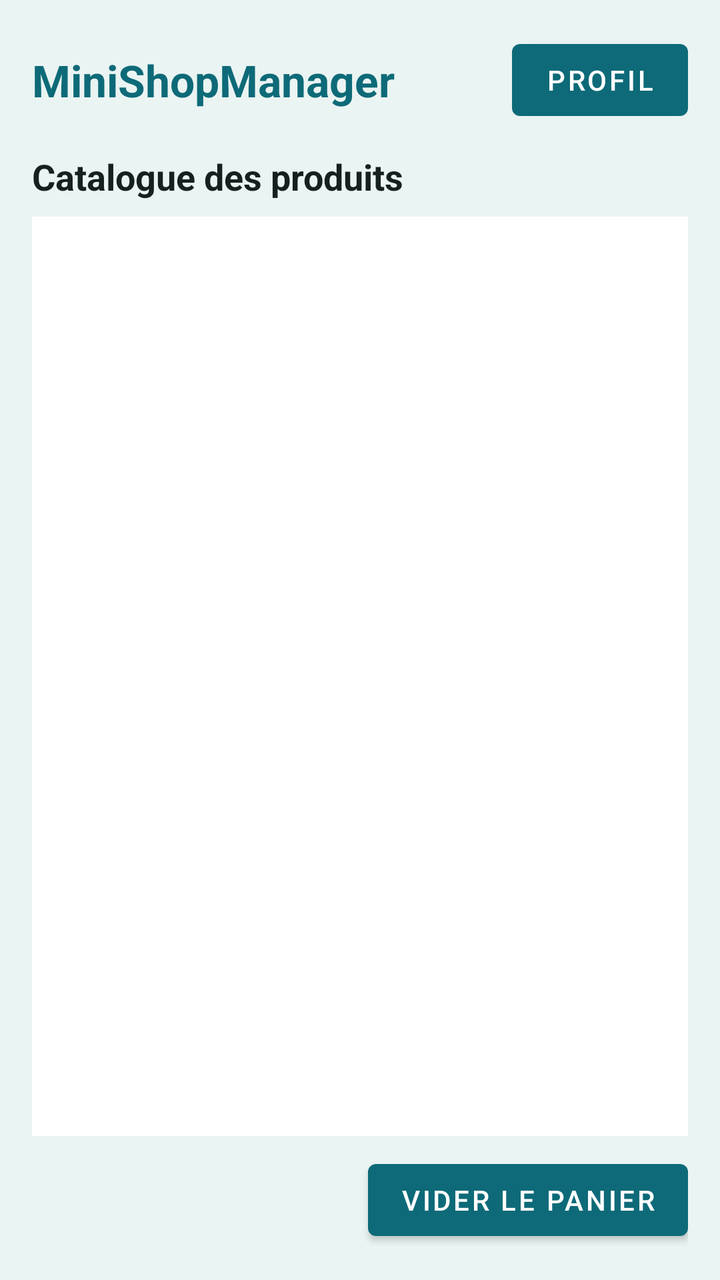
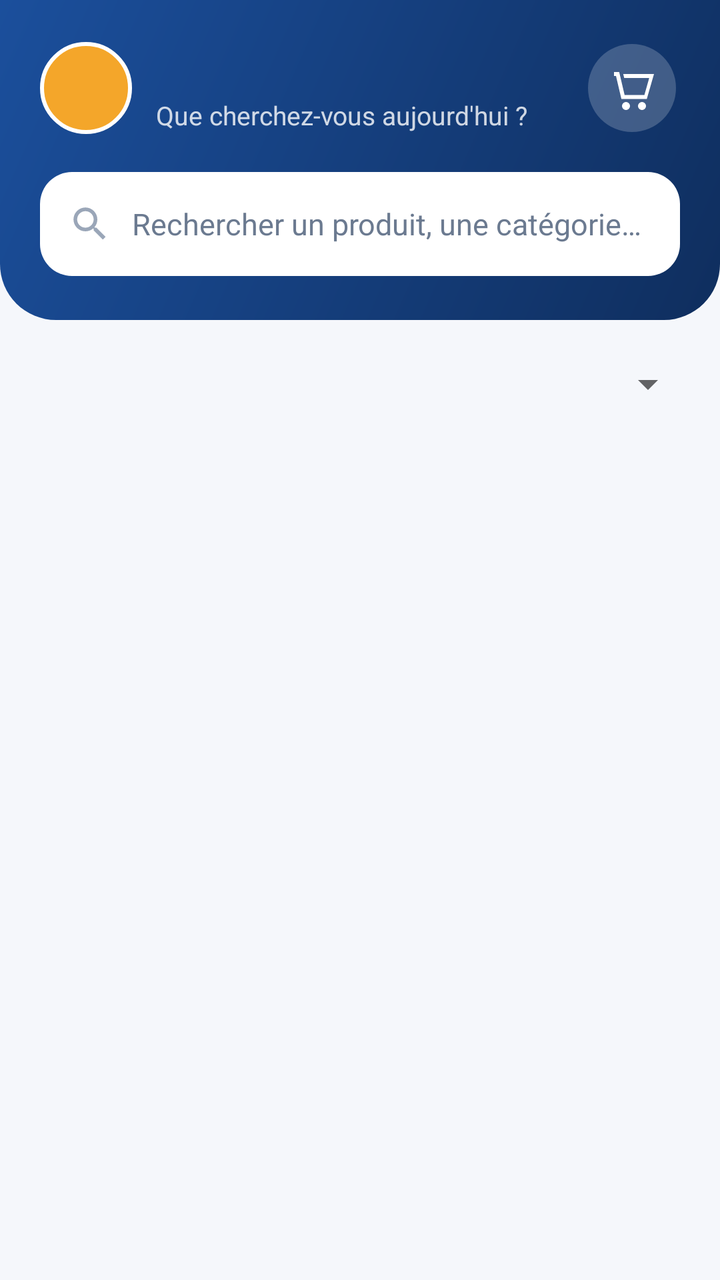

Screens rendered from an Android XML layout before and after an edit, with the pre-edit source and the edit as a unified diff.
<!-- AndroidManifest.xml: application theme Theme.App -->
<!-- res/layout/activity_main.xml -->
<?xml version="1.0" encoding="utf-8"?>
<LinearLayout xmlns:android="http://schemas.android.com/apk/res/android"
    android:layout_width="match_parent"
    android:layout_height="match_parent"
    android:background="@color/fond_catalogue"
    android:orientation="vertical"
    android:padding="16dp">

    
    <LinearLayout
        android:layout_width="match_parent"
        android:layout_height="wrap_content"
        android:gravity="center_vertical"
        android:orientation="horizontal">

        <TextView
            android:id="@+id/tvTitre"
            android:layout_width="0dp"
            android:layout_height="wrap_content"
            android:layout_weight="1"
            android:text="@string/app_name"
            android:textColor="@color/primary"
            android:textSize="22sp"
            android:textStyle="bold" />

        <Button
            android:id="@+id/btnSuivant"
            android:layout_width="wrap_content"
            android:layout_height="wrap_content"
            android:text="@string/btn_suivant" />
    </LinearLayout>

    <TextView
        android:id="@+id/tvCatalogue"
        android:layout_width="wrap_content"
        android:layout_height="wrap_content"
        android:layout_marginTop="12dp"
        android:layout_marginBottom="8dp"
        android:text="@string/titre_catalogue"
        android:textColor="@color/texte"
        android:textSize="18sp"
        android:textStyle="bold" />

    
    <ListView
        android:id="@+id/listViewProduits"
        android:layout_width="match_parent"
        android:layout_height="0dp"
        android:layout_weight="1"
        android:background="@color/white"
        android:divider="@color/fond_catalogue"
        android:dividerHeight="2dp" />

    
    <LinearLayout
        android:layout_width="match_parent"
        android:layout_height="wrap_content"
        android:layout_marginTop="8dp"
        android:gravity="center_vertical"
        android:orientation="horizontal">

        <TextView
            android:id="@+id/tvPanier"
            android:layout_width="0dp"
            android:layout_height="wrap_content"
            android:layout_weight="1"
            android:textColor="@color/texte"
            android:textStyle="bold" />

        <Button
            android:id="@+id/btnVider"
            android:layout_width="wrap_content"
            android:layout_height="wrap_content"
            android:text="@string/btn_vider" />
    </LinearLayout>
</LinearLayout>
<!-- resources referenced by this layout -->
<resources>
  <color name="fond_catalogue">#EAF4F2</color>
  <color name="primary">#0E6A78</color>
  <color name="texte">#15211F</color>
  <string name="app_name">MiniShopManager</string>
  <string name="btn_suivant">Profil</string>
  <string name="btn_vider">Vider le panier</string>
  <string name="titre_catalogue">Catalogue des produits</string>
  <style name="Theme.App" parent="Theme.MaterialComponents.DayNight.DarkActionBar">
          <item name="colorPrimary">@color/primary</item>
          <item name="colorPrimaryVariant">@color/primary_dark</item>
          <item name="colorOnPrimary">@color/white</item>
          <item name="colorSecondary">@color/accent</item>
          <item name="colorOnSecondary">@color/texte</item>
      </style>
  <color name="primary_dark">#0A4F59</color>
  <color name="accent">#E9A23B</color>
  <!-- unchanged entries left out for length: 1 -->
</resources>

<!-- the commit's change to res/layout/activity_main.xml (unified diff, before → after) -->
@@ -1,76 +1,247 @@
 <?xml version="1.0" encoding="utf-8"?>
 <LinearLayout xmlns:android="http://schemas.android.com/apk/res/android"
+    xmlns:app="http://schemas.android.com/apk/res-auto"
     android:layout_width="match_parent"
     android:layout_height="match_parent"
-    android:background="@color/fond_catalogue"
-    android:orientation="vertical"
-    android:padding="16dp">
+    android:background="@color/fond"
+    android:orientation="vertical">
+
+    
+    <LinearLayout
+        android:layout_width="match_parent"
+        android:layout_height="wrap_content"
+        android:background="@drawable/bg_entete"
+        android:orientation="vertical"
+        android:paddingStart="20dp"
+        android:paddingTop="20dp"
+        android:paddingEnd="20dp"
+        android:paddingBottom="22dp">
+
+        <LinearLayout
+            android:layout_width="match_parent"
+            android:layout_height="wrap_content"
+            android:gravity="center_vertical"
+            android:orientation="horizontal">
+
+            <FrameLayout
+                android:id="@+id/btnProfil"
+                android:layout_width="46dp"
+                android:layout_height="46dp"
+                android:background="@drawable/bg_avatar"
+                android:clickable="true"
+                android:focusable="true">
+
+                <TextView
+                    android:id="@+id/tvAvatar"
+                    android:layout_width="wrap_content"
+                    android:layout_height="wrap_content"
+                    android:layout_gravity="center"
+                    android:fontFamily="sans-serif-black"
+                    android:textColor="@color/encre"
+                    android:textSize="16sp" />
+            </FrameLayout>
+
+            <LinearLayout
+                android:layout_width="0dp"
+                android:layout_height="wrap_content"
+                android:layout_marginStart="12dp"
+                android:layout_weight="1"
+                android:orientation="vertical">
+
+                <TextView
+                    android:id="@+id/tvBonjour"
+                    android:layout_width="wrap_content"
+                    android:layout_height="wrap_content"
+                    android:fontFamily="sans-serif-black"
+                    android:textColor="@color/white"
+                    android:textSize="20sp" />
+
+                <TextView
+                    android:layout_width="wrap_content"
+                    android:layout_height="wrap_content"
+                    android:alpha="0.8"
+                    android:text="@string/question_accueil"
+                    android:textColor="@color/white"
+                    android:textSize="13sp" />
+            </LinearLayout>
+
+            <FrameLayout
+                android:id="@+id/btnPanier"
+                android:layout_width="48dp"
+                android:layout_height="48dp"
+                android:clickable="true"
+                android:focusable="true">
+
+                <ImageView
+                    android:layout_width="44dp"
+                    android:layout_height="44dp"
+                    android:layout_gravity="center"
+                    android:background="@drawable/bg_cercle_translucide"
+                    android:contentDescription="@string/mon_panier"
+                    android:padding="10dp"
+                    android:src="@drawable/ic_cart" />
+
+                <TextView
+                    android:id="@+id/tvBadge"
+                    android:layout_width="wrap_content"
+                    android:layout_height="20dp"
+                    android:layout_gravity="top|end"
+                    android:background="@drawable/bg_badge"
+                    android:gravity="center"
+                    android:minWidth="20dp"
+                    android:paddingStart="4dp"
+                    android:paddingEnd="4dp"
+                    android:textColor="@color/encre"
+                    android:textSize="10sp"
+                    android:textStyle="bold"
+                    android:visibility="gone" />
+            </FrameLayout>
+        </LinearLayout>
+
+        
+        <LinearLayout
+            android:layout_width="match_parent"
+            android:layout_height="52dp"
+            android:layout_marginTop="18dp"
+            android:background="@drawable/bg_recherche"
+            android:gravity="center_vertical"
+            android:orientation="horizontal"
+            android:paddingStart="14dp"
+            android:paddingEnd="6dp">
+
+            <ImageView
+                android:layout_width="22dp"
+                android:layout_height="22dp"
+                android:contentDescription="@null"
+                android:src="@drawable/ic_search" />
+
+            <EditText
+                android:id="@+id/etRecherche"
+                android:layout_width="0dp"
+                android:layout_height="match_parent"
+                android:layout_marginStart="10dp"
+                android:layout_weight="1"
+                android:background="@null"
+                android:hint="@string/hint_recherche"
+                android:imeOptions="actionSearch"
+                android:inputType="text"
+                android:maxLines="1"
+                android:textColor="@color/encre"
+                android:textColorHint="@color/gris"
+                android:textSize="15sp" />
+
+            <ImageButton
+                android:id="@+id/btnEffacer"
+                android:layout_width="40dp"
+                android:layout_height="40dp"
+                android:background="?attr/selectableItemBackgroundBorderless"
+                android:contentDescription="@string/annuler"
+                android:src="@drawable/ic_close"
+                android:visibility="gone" />
+        </LinearLayout>
+    </LinearLayout>
+
+    
+    <HorizontalScrollView
+        android:layout_width="match_parent"
+        android:layout_height="wrap_content"
+        android:layout_marginTop="12dp"
+        android:clipToPadding="false"
+        android:paddingStart="16dp"
+        android:paddingEnd="16dp"
+        android:scrollbars="none">
+
+        <com.google.android.material.chip.ChipGroup
+            android:id="@+id/chipCategories"
+            android:layout_width="wrap_content"
+            android:layout_height="wrap_content"
+            app:selectionRequired="true"
+            app:singleLine="true"
+            app:singleSelection="true" />
+    </HorizontalScrollView>
 
     
     <LinearLayout
         android:layout_width="match_parent"
         android:layout_height="wrap_content"
         android:gravity="center_vertical"
-        android:orientation="horizontal">
+        android:orientation="horizontal"
+        android:paddingStart="20dp"
+        android:paddingEnd="12dp">
 
         <TextView
-            android:id="@+id/tvTitre"
+            android:id="@+id/tvResultats"
+            style="@style/Texte.Section"
             android:layout_width="0dp"
             android:layout_height="wrap_content"
-            android:layout_weight="1"
-            android:text="@string/app_name"
-            android:textColor="@color/primary"
-            android:textSize="22sp"
-            android:textStyle="bold" />
-
-        <Button
-            android:id="@+id/btnSuivant"
+            android:layout_weight="1" />
+
+        <Spinner
+            android:id="@+id/spTri"
             android:layout_width="wrap_content"
-            android:layout_height="wrap_content"
-            android:text="@string/btn_suivant" />
+            android:layout_height="40dp" />
     </LinearLayout>
 
-    <TextView
-        android:id="@+id/tvCatalogue"
-        android:layout_width="wrap_content"
-        android:layout_height="wrap_content"
-        android:layout_marginTop="12dp"
-        android:layout_marginBottom="8dp"
-        android:text="@string/titre_catalogue"
-        android:textColor="@color/texte"
-        android:textSize="18sp"
-        android:textStyle="bold" />
-
-    
-    <ListView
-        android:id="@+id/listViewProduits"
+    
+    <FrameLayout
         android:layout_width="match_parent"
         android:layout_height="0dp"
-        android:layout_weight="1"
-        android:background="@color/white"
-        android:divider="@color/fond_catalogue"
-        android:dividerHeight="2dp" />
-
-    
-    <LinearLayout
-        android:layout_width="match_parent"
-        android:layout_height="wrap_content"
-        android:layout_marginTop="8dp"
-        android:gravity="center_vertical"
-        android:orientation="horizontal">
-
-        <TextView
-            android:id="@+id/tvPanier"
-            android:layout_width="0dp"
-            android:layout_height="wrap_content"
-            android:layout_weight="1"
-            android:textColor="@color/texte"
-            android:textStyle="bold" />
-
-        <Button
-            android:id="@+id/btnVider"
-            android:layout_width="wrap_content"
-            android:layout_height="wrap_content"
-            android:text="@string/btn_vider" />
-    </LinearLayout>
+        android:layout_weight="1">
+
+        <GridView
+            android:id="@+id/gridProduits"
+            android:layout_width="match_parent"
+            android:layout_height="match_parent"
+            android:clipToPadding="false"
+            android:horizontalSpacing="12dp"
+            android:listSelector="@android:color/transparent"
+            android:numColumns="2"
+            android:paddingStart="16dp"
+            android:paddingTop="4dp"
+            android:paddingEnd="16dp"
+            android:paddingBottom="24dp"
+            android:scrollbars="none"
+            android:stretchMode="columnWidth"
+            android:verticalSpacing="12dp" />
+
+        <LinearLayout
+            android:id="@+id/layoutVide"
+            android:layout_width="match_parent"
+            android:layout_height="match_parent"
+            android:gravity="center"
+            android:orientation="vertical"
+            android:padding="32dp"
+            android:visibility="gone">
+
+            <ImageView
+                android:layout_width="140dp"
+                android:layout_height="140dp"
+                android:contentDescription="@null"
+                android:src="@drawable/ill_recherche_vide" />
+
+            <TextView
+                style="@style/Texte.Section"
+                android:layout_width="wrap_content"
+                android:layout_height="wrap_content"
+                android:layout_marginTop="12dp"
+                android:text="@string/aucun_resultat" />
+
+            <TextView
+                android:layout_width="wrap_content"
+                android:layout_height="wrap_content"
+                android:layout_marginTop="4dp"
+                android:gravity="center"
+                android:text="@string/aucun_resultat_detail"
+                android:textColor="@color/gris" />
+
+            <com.google.android.material.button.MaterialButton
+                android:id="@+id/btnReinitialiser"
+                style="@style/Widget.MaterialComponents.Button.TextButton"
+                android:layout_width="wrap_content"
+                android:layout_height="wrap_content"
+                android:layout_marginTop="8dp"
+                android:text="@string/reinitialiser"
+                android:textAllCaps="false" />
+        </LinearLayout>
+    </FrameLayout>
 </LinearLayout>
<!-- resource entries referenced after the edit -->
@@ -1,21 +1,117 @@
 <!-- resources referenced by this layout -->
 <resources>
-  <color name="fond_catalogue">#EAF4F2</color>
-  <color name="primary">#0E6A78</color>
-  <color name="texte">#15211F</color>
-  <string name="app_name">MiniShopManager</string>
-  <string name="btn_suivant">Profil</string>
-  <string name="btn_vider">Vider le panier</string>
-  <string name="titre_catalogue">Catalogue des produits</string>
-  <style name="Theme.App" parent="Theme.MaterialComponents.DayNight.DarkActionBar">
-          <item name="colorPrimary">@color/primary</item>
-          <item name="colorPrimaryVariant">@color/primary_dark</item>
+  <color name="encre">#14213D</color>
+  <color name="fond">#F5F7FB</color>
+  <color name="gris">#6B7A90</color>
+  <!-- drawable bg_avatar (drawable) -->
+  <?xml version="1.0" encoding="utf-8"?>
+  <shape xmlns:android="http://schemas.android.com/apk/res/android" android:shape="oval">
+      <solid android:color="@color/safran" />
+      <stroke android:width="2dp" android:color="@color/white" />
+  </shape>
+  <!-- drawable bg_badge (drawable) -->
+  <?xml version="1.0" encoding="utf-8"?>
+  <shape xmlns:android="http://schemas.android.com/apk/res/android" android:shape="oval">
+      <solid android:color="@color/safran" />
+      <stroke android:width="2dp" android:color="@color/bleu_sbs" />
+  </shape>
+  <!-- drawable bg_cercle_translucide (drawable) -->
+  <?xml version="1.0" encoding="utf-8"?>
+  <shape xmlns:android="http://schemas.android.com/apk/res/android" android:shape="oval">
+      <solid android:color="#33FFFFFF" />
+  </shape>
+  <!-- drawable bg_entete (drawable) -->
+  <?xml version="1.0" encoding="utf-8"?>
+  <shape xmlns:android="http://schemas.android.com/apk/res/android" android:shape="rectangle">
+      <gradient android:angle="315" android:startColor="@color/bleu_sbs" android:endColor="@color/bleu_nuit" />
+      <corners android:bottomLeftRadius="28dp" android:bottomRightRadius="28dp" />
+  </shape>
+  <!-- drawable bg_recherche (drawable) -->
+  <?xml version="1.0" encoding="utf-8"?>
+  <shape xmlns:android="http://schemas.android.com/apk/res/android" android:shape="rectangle">
+      <solid android:color="@color/surface" />
+      <corners android:radius="16dp" />
+  </shape>
+  <!-- drawable ic_cart (drawable) -->
+  <?xml version="1.0" encoding="utf-8"?>
+  <vector xmlns:android="http://schemas.android.com/apk/res/android"
+      android:width="24dp"
+      android:height="24dp"
+      android:viewportWidth="24"
+      android:viewportHeight="24">
+      <path
+          android:fillColor="#FFFFFF"
+          android:pathData="M3,4h2.6l2.7,11.5h9.9l2.4,-8.5H8.1l-0.5,-2H23l-3.6,12.5H6.7L4,6H3zM9,19a2,2 0,1 1,0 4a2,2 0,1 1,0 -4zM17,19a2,2 0,1 1,0 4a2,2 0,1 1,0 -4z" />
+  </vector>
+  <!-- drawable ic_close (drawable) -->
+  <?xml version="1.0" encoding="utf-8"?>
+  <vector xmlns:android="http://schemas.android.com/apk/res/android"
+      android:width="24dp"
+      android:height="24dp"
+      android:viewportWidth="24"
+      android:viewportHeight="24">
+      <path
+          android:fillColor="#9AA6B8"
+          android:pathData="M19,6.41L17.59,5 12,10.59 6.41,5 5,6.41 10.59,12 5,17.59 6.41,19 12,13.41 17.59,19 19,17.59 13.41,12z" />
+  </vector>
+  <!-- drawable ic_search (drawable) -->
+  <?xml version="1.0" encoding="utf-8"?>
+  <vector xmlns:android="http://schemas.android.com/apk/res/android"
+      android:width="24dp"
+      android:height="24dp"
+      android:viewportWidth="24"
+      android:viewportHeight="24">
+      <path
+          android:fillColor="#9AA6B8"
+          android:pathData="M15.5,14h-0.79l-0.28,-0.27C15.41,12.59 16,11.11 16,9.5 16,5.91 13.09,3 9.5,3S3,5.91 3,9.5 5.91,16 9.5,16c1.61,0 3.09,-0.59 4.23,-1.57l0.27,0.28v0.79l5,4.99L20.49,19l-4.99,-5zM9.5,14C7.01,14 5,11.99 5,9.5S7.01,5 9.5,5 14,7.01 14,9.5 11.99,14 9.5,14z" />
+  </vector>
+  <!-- drawable ill_recherche_vide (drawable) -->
+  <?xml version="1.0" encoding="utf-8"?>
+  <vector xmlns:android="http://schemas.android.com/apk/res/android"
+      android:width="160dp"
+      android:height="160dp"
+      android:viewportWidth="120"
+      android:viewportHeight="120">
+      <path
+          android:fillColor="#E8EFFA"
+          android:pathData="M60,8a52,52 0,1 1,0 104a52,52 0,1 1,0 -104z" />
+      <path
+          android:fillColor="#1B4F9C"
+          android:pathData="M52,28a22,22 0,1 1,0 44a22,22 0,1 1,0 -44zM52,36a14,14 0,1 0,0 28a14,14 0,1 0,0 -28z" />
+      <path
+          android:fillColor="#14213D"
+          android:pathData="M66,68l6,-6 22,22 -6,6z" />
+      <path
+          android:fillColor="#F4A62A"
+          android:pathData="M46,46h12v4h-12z" />
+  </vector>
+  <string name="annuler">Annuler</string>
+  <string name="aucun_resultat">Aucun produit trouvé</string>
+  <string name="aucun_resultat_detail">Essayez un autre mot-clé ou une autre catégorie.</string>
+  <string name="hint_recherche">Rechercher un produit, une catégorie…</string>
+  <string name="mon_panier">Mon panier</string>
+  <string name="question_accueil">Que cherchez-vous aujourd\'hui ?</string>
+  <string name="reinitialiser">Réinitialiser les filtres</string>
+  <style name="Texte.Section" parent="">
+          <item name="android:fontFamily">sans-serif-medium</item>
+          <item name="android:textColor">@color/encre</item>
+          <item name="android:textSize">16sp</item>
+      </style>
+  <style name="Theme.App" parent="Theme.MaterialComponents.Light.NoActionBar">
+          <item name="colorPrimary">@color/bleu_sbs</item>
+          <item name="colorPrimaryVariant">@color/bleu_nuit</item>
           <item name="colorOnPrimary">@color/white</item>
-          <item name="colorSecondary">@color/accent</item>
-          <item name="colorOnSecondary">@color/texte</item>
+          <item name="colorSecondary">@color/safran</item>
+          <item name="colorSecondaryVariant">@color/safran</item>
+          <item name="colorOnSecondary">@color/encre</item>
+          <item name="android:colorBackground">@color/fond</item>
+          <item name="android:statusBarColor">@color/bleu_nuit</item>
+          <item name="android:windowBackground">@color/fond</item>
       </style>
-  <color name="primary_dark">#0A4F59</color>
-  <color name="accent">#E9A23B</color>
+  <color name="safran">#F4A62A</color>
+  <color name="bleu_sbs">#1B4F9C</color>
+  <color name="bleu_nuit">#0F2E5E</color>
+  <color name="surface">#FFFFFF</color>
   <!-- unchanged entries left out for length: 1 -->
 </resources>
 
